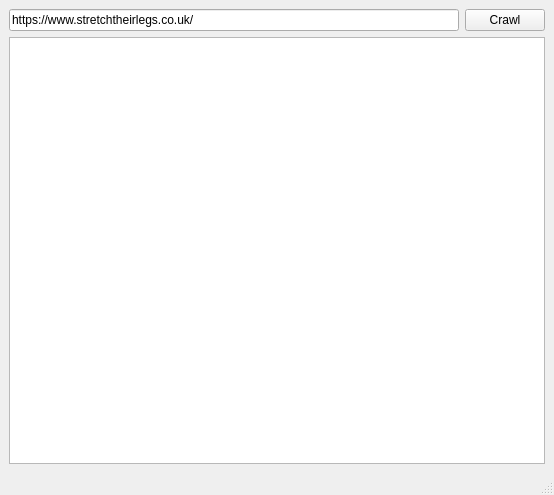
bengosney/seotool-gui, file ui-src/mainWindow.ui: the form before one commit.
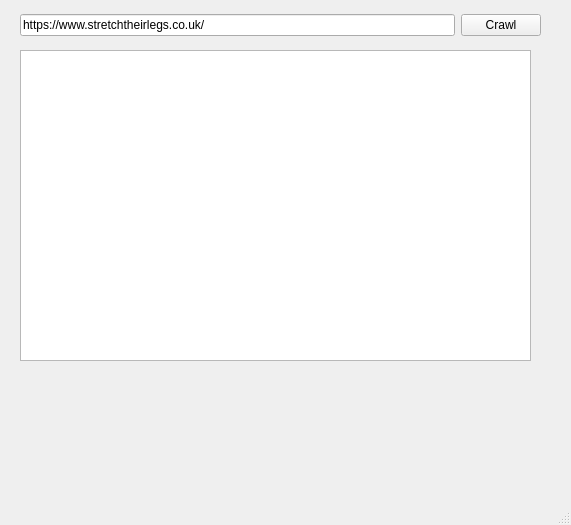
The form after the commit.

Commit message: Fix qt window

```diff
--- a/ui-src/mainWindow.ui
+++ b/ui-src/mainWindow.ui
@@ -6,8 +6,8 @@
    <rect>
     <x>0</x>
     <y>0</y>
-    <width>554</width>
-    <height>495</height>
+    <width>571</width>
+    <height>525</height>
    </rect>
   </property>
   <property name="maximumSize">
@@ -23,28 +23,25 @@
    <double>-4.000000000000000</double>
   </property>
   <widget class="QWidget" name="centralwidget">
-   <layout class="QGridLayout" name="gridLayout">
-    <item row="0" column="0">
-     <layout class="QVBoxLayout" name="verticalLayout" stretch="0,0">
-      <property name="spacing">
-       <number>6</number>
-      </property>
-      <property name="sizeConstraint">
-       <enum>QLayout::SetDefaultConstraint</enum>
-      </property>
-      <property name="leftMargin">
-       <number>0</number>
-      </property>
-      <property name="topMargin">
-       <number>0</number>
-      </property>
-      <property name="rightMargin">
-       <number>0</number>
-      </property>
-      <property name="bottomMargin">
-       <number>0</number>
-      </property>
-      <item>
+   <widget class="QPlainTextEdit" name="textOutput">
+    <property name="geometry">
+     <rect>
+      <x>20</x>
+      <y>50</y>
+      <width>511</width>
+      <height>311</height>
+     </rect>
+    </property>
+   </widget>
+   <widget class="QWidget" name="layoutWidget">
+    <property name="geometry">
+     <rect>
+      <x>20</x>
+      <y>10</y>
+      <width>521</width>
+      <height>31</height>
+     </rect>
+    </property>
        <layout class="QHBoxLayout" name="horizontalLayout">
         <item>
          <widget class="QLineEdit" name="inputURL">
@@ -61,13 +58,7 @@
          </widget>
         </item>
        </layout>
-      </item>
-      <item>
-       <widget class="QPlainTextEdit" name="textOutput"/>
-      </item>
-     </layout>
-    </item>
-   </layout>
+   </widget>
   </widget>
   <widget class="QMenuBar" name="menubar">
    <property name="geometry">
```
Left out of the diff: 7 changed lines with no effect on the pictures. Lines whose indentation alone changed are shown as unchanged. The commit also changes 1 other file.
